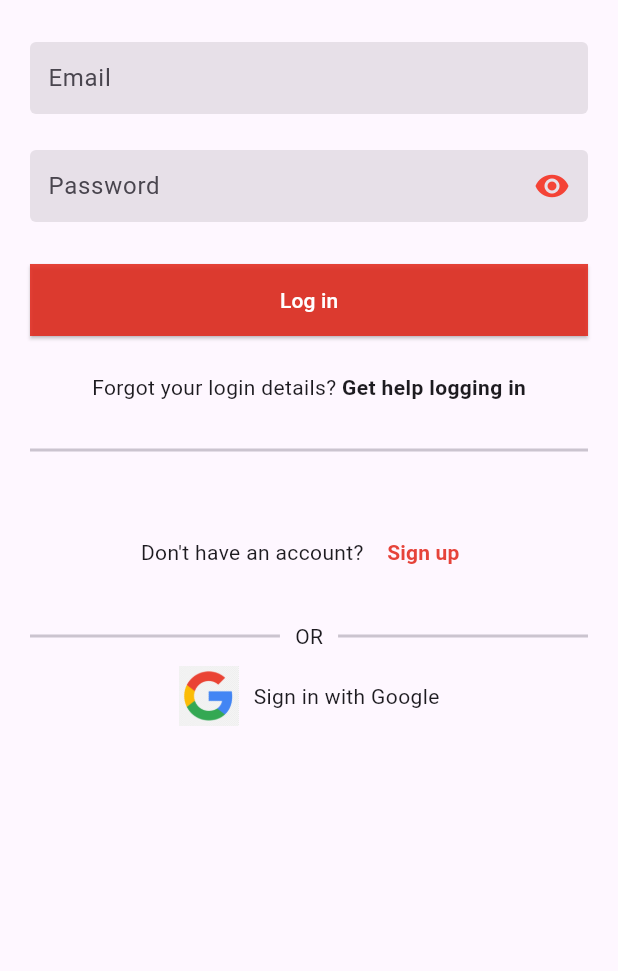
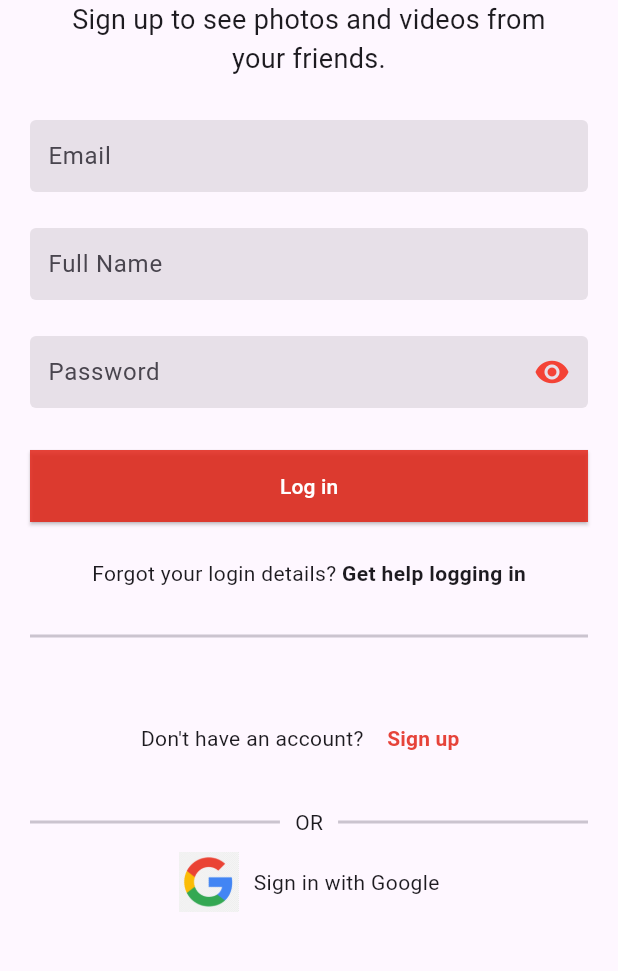
Before and after one commit to NathalieMet/holbertonschool-holbegram, a Flutter app: the screen it shows after launch, on a phone screen of 412 x 824 dp, the part 240-1211 px from its top. Run offline on Flutter 3.47's test engine with Material 3 defaults, Android fonts, the phone set to English and light mode, and no system bars; our stand-ins replace firebase_core; accounts and stored records are empty.

Commit message:
add beginning of task 3

```diff
--- a/holbegram/lib/main.dart
+++ b/holbegram/lib/main.dart
@@ -1,6 +1,7 @@
 import 'package:flutter/material.dart';
 import 'package:firebase_core/firebase_core.dart';
 import './screens/login_screen.dart';
+import './screens/signup_screen.dart';
 
 Future main() async {
   WidgetsFlutterBinding.ensureInitialized();
@@ -20,9 +21,11 @@ class MyApp extends StatelessWidget {
         colorScheme: ColorScheme.fromSeed(seedColor: Colors.deepPurple),
         useMaterial3: true,
       ),
-      home: LoginScreen(
+      home: SignUp(
         emailController: TextEditingController(),
+        usernameController: TextEditingController(),
         passwordController: TextEditingController(),
+        passwordConfirmController: TextEditingController(),
       ),
     );
   }
--- a/holbegram/lib/screens/signup_screen.dart
+++ b/holbegram/lib/screens/signup_screen.dart
@@ -0,0 +1,210 @@
+import 'package:flutter/material.dart';
+import '../widgets/text_field.dart';
+
+class SignUp extends StatefulWidget {
+  final TextEditingController emailController;
+  final TextEditingController usernameController;
+  final TextEditingController passwordController;
+  final TextEditingController passwordConfirmController;
+
+  const SignUp({
+    super.key,
+    required this.emailController,
+    required this.usernameController,
+    required this.passwordController,
+    required this.passwordConfirmController,
+  });
+
+  @override
+  _SignupState createState() => _SignupState();
+}
+
+class _SignupState extends State<SignUp> {
+  late bool _passwordVisible;
+
+  @override
+  void initState() {
+    super.initState();
+    _passwordVisible = true; // Initialisation du mot de passe visible
+  }
+
+  @override
+  void dispose() {
+    widget.emailController.dispose();
+    widget.usernameController.dispose();
+    widget.passwordController.dispose();
+    widget.passwordConfirmController.dispose();
+    super.dispose();
+  }
+
+  @override
+  Widget build(BuildContext context) {
+    return Scaffold(
+      body: SingleChildScrollView(
+        child: Column(
+          mainAxisSize: MainAxisSize.min,
+          mainAxisAlignment: MainAxisAlignment.center,
+          children: [
+            const SizedBox(height: 28),
+            const Text(
+              'Holbegram',
+              style: TextStyle(
+                fontFamily: 'Billabong',
+                fontSize: 50,
+              ),
+            ),
+            const Image(
+              image: AssetImage('assets/images/logo.webp'),
+              width: 80,
+              height: 60,
+            ),
+            const Padding(
+  padding: EdgeInsets.symmetric(horizontal: 40.0), // Espace à gauche et à droite
+  child: Text(
+    'Sign up to see photos and videos from your friends.',
+    textAlign: TextAlign.center,
+    style: TextStyle(
+      fontSize: 18,
+    ),
+  ),
+),
+            Padding(
+              padding: const EdgeInsets.symmetric(horizontal: 20),
+              child: Column(
+                children: [
+                  const SizedBox(height: 28),
+                  // Champ Email
+                  TextFieldInput(
+                    controller: widget.emailController,
+                    ispassword: false,
+                    hintText: 'Email',
+                    keyboardType: TextInputType.emailAddress,
+                  ),
+                  const SizedBox(height: 24),
+                  // Champ Full name
+                  TextFieldInput(
+                    controller: widget.usernameController,
+                    ispassword: false,
+                    hintText: 'Full Name',
+                    keyboardType: TextInputType.name,
+                  ),
+                  const SizedBox(height: 24),
+                  // Champ Mot de passe
+                  TextFieldInput(
+                    controller: widget.passwordController,
+                    ispassword: !_passwordVisible,
+                    hintText: 'Password',
+                    keyboardType: TextInputType.visiblePassword,
+                    suffixIcon: IconButton(
+                      icon: Icon(
+                        _passwordVisible
+                            ? Icons.visibility
+                            : Icons.visibility_off,
+                          color: Colors.red,
+                      ),
+                      onPressed: () {
+                        setState(() {
+                          _passwordVisible = !_passwordVisible;
+                        });
+                      },
+                    ),
+                  ),
+                  const SizedBox(height: 28),
+                  // Bouton "Log in"
+                  SizedBox(
+                    height: 48,
+                    width: double.infinity,
+                    child: ElevatedButton(
+                      style: ButtonStyle(
+                        backgroundColor: WidgetStateProperty.all(
+                          const Color.fromARGB(218, 226, 37, 24),
+                        ),
+                        shape: WidgetStateProperty.all(
+                          const RoundedRectangleBorder(
+                          borderRadius: BorderRadius.zero, // Définit les bords carrés
+                            ),
+                          ),
+                      ),
+                      onPressed: () {
+                        // Action à définir
+                      },
+                      child: const Text(
+                        'Log in',
+                        style: TextStyle(color: Colors.white),
+                      ),
+                    ),
+                  ),
+                  const SizedBox(height: 24),
+                  // Texte pour "F<orgot your login de>tails?"
+                  const Row(
+                    mainAxisAlignment: MainAxisAlignment.center,
+                    children: [
+                      Text('Forgot your login details? '),
+                      Text(
+                        'Get help logging in',
+                        style: TextStyle(fontWeight: FontWeight.bold),
+                      ),
+                    ],
+                  ),
+                  const SizedBox(height: 24),
+                  // Divider
+                  const Divider(thickness: 2),
+                  const SizedBox(height: 24),
+                  // Texte pour s'inscrire
+                  Padding(
+                    padding: const EdgeInsets.symmetric(vertical: 12),
+                    child: Row(
+                      mainAxisAlignment: MainAxisAlignment.center,
+                      children: [
+                        const Text("Don't have an account? "),
+                        TextButton(
+                          onPressed: () {
+                            // Action à définir
+                          },
+                          child: const Text(
+                            'Sign up',
+                            style: TextStyle(
+                              fontWeight: FontWeight.bold,
+                              color: Color.fromARGB(218, 226, 37, 24),
+                            ),
+                          ),
+                        ),
+                      ],
+                    ),
+                  ),
+                  const SizedBox(height: 10),
+                  // Ligne de séparation "OR"
+                  const Row(
+                    children: [
+                      Flexible(child: Divider(thickness: 2)),
+                      Padding(
+                        padding: EdgeInsets.symmetric(horizontal: 10),
+                        child: Text('OR'),
+                      ),
+                      Flexible(child: Divider(thickness: 2)),
+                    ],
+                  ),
+                  const SizedBox(height: 10),
+                  // Bouton "Sign in with Google"
+                  Row(
+                    mainAxisSize: MainAxisSize.min,
+                    mainAxisAlignment: MainAxisAlignment.center,
+                    children: [
+                        Image.asset(
+                        'assets/images/google.png',
+                        width: 40,
+                        height: 40,
+    ),
+                      const SizedBox(width: 10),
+                      const Text('Sign in with Google'),
+                    ],
+                  ),
+                ],
+              ),
+            ),
+          ],
+        ),
+      ),
+    );
+  }
+}
```
